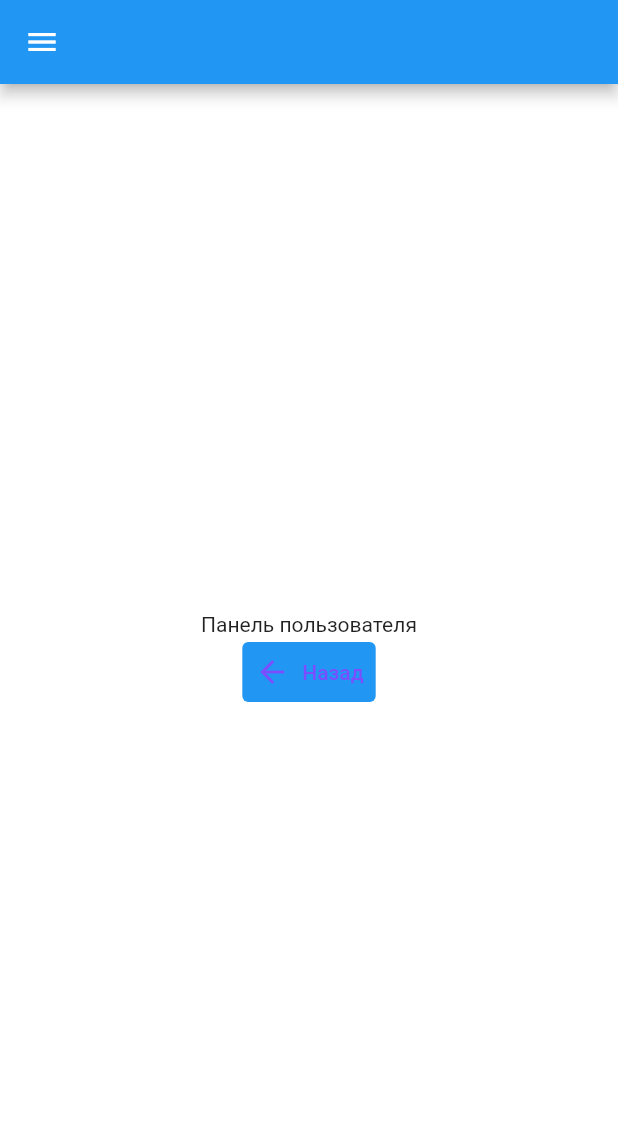
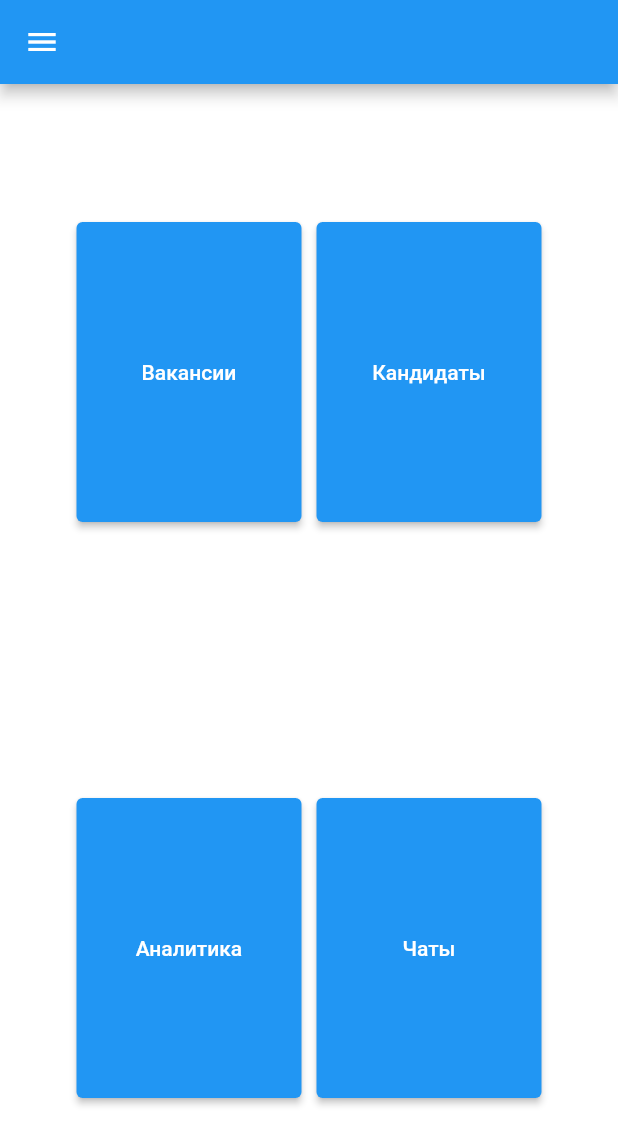
Before and after one commit to SofiFairyTell/flutter_RecruterApp, a Flutter app: the ProfileWidget screen opened directly, on a phone screen of 412 x 824 dp. Shown: the top 1145 px of the screen. Run offline on Flutter 3.47's test engine with Material 2 defaults, Android fonts, the phone set to English and light mode, and no system bars.

Commit message:
Add files

```diff
--- a/untitled/lib/screens/ProfileWidget.dart
+++ b/untitled/lib/screens/ProfileWidget.dart
@@ -1,5 +1,6 @@
 import 'package:flutter/material.dart';
 import 'DrawerWidget.dart';
+import 'Widgets/CustomButton.dart';
 
 class ProfileWidget extends StatelessWidget {
   ProfileWidget({Key key}) : super(key: key);
@@ -25,24 +26,53 @@ class ProfileWidget extends StatelessWidget {
         ),
       ),
       backgroundColor: Colors.white,
-      body: SafeArea(
+      body:  SafeArea(
           child: Center(
-              child: Column(
-                  mainAxisAlignment: MainAxisAlignment.center,
-                  children: [
-            const Text('Панель пользователя'),
-            TextButton.icon(
-              style: ButtonStyle(
-                  backgroundColor: MaterialStateProperty.all(Colors.blue),
-                  foregroundColor:
-                      MaterialStateProperty.all(Colors.deepPurpleAccent)),
-              onPressed: () {
-                Navigator.pop(context);
-              },
-              icon: const Icon(Icons.arrow_back),
-              label: const Text('Назад'),
+            child: Column(
+              mainAxisAlignment: MainAxisAlignment.center,
+              children: [
+                Expanded(
+                  child: Row(
+                    mainAxisAlignment: MainAxisAlignment.center,
+                    children: [
+                      CustomButton(
+                        firstText: 'Вакансии',
+                        secondText:'',
+                        onPressed: () => print('Pressed Вакансии'),
+                      ),
+                      const SizedBox(width: 10),
+                      CustomButton(
+                        firstText: 'Кандидаты',
+                        secondText:'',
+                        onPressed: () => print('Pressed Кандидаты'),
+                      ),
+                    ],
+                  ),
+                ),
+
+                Expanded(
+                  child: Row(
+                    mainAxisAlignment: MainAxisAlignment.center,
+                    children: [
+                      CustomButton(
+                        firstText: 'Аналитика',
+                        secondText:'',
+                        onPressed: () => print('Pressed Аналитика'),
+                      ),
+                      const SizedBox(width: 10),
+                      CustomButton(
+                        firstText: 'Чаты',
+                        secondText:'',
+                        onPressed: () => print('Pressed Чаты'),
+                      ),
+                    ],
+                  ),
+                ),
+
+              ],
             ),
-          ]))),
+          ),
+      ),
       drawer: DrawerWidget(),
     );
   }
--- /dev/null
+++ b/untitled/lib/screens/Widgets/CustomButton.dart
@@ -0,0 +1,38 @@
+import 'package:flutter/material.dart';
+
+class CustomButton extends StatelessWidget {
+  final String firstText;
+  final String secondText;
+  final VoidCallback onPressed;
+
+  const CustomButton({
+    Key key,
+    @required this.firstText,
+    @required this.secondText,
+    @required this.onPressed,
+  }) : super(key: key);
+
+  @override
+  Widget build(BuildContext context) {
+    return SizedBox(
+      width: 150,
+      height: 200,
+      child: ElevatedButton(
+        onPressed: onPressed,
+        child: Column(
+          mainAxisAlignment: MainAxisAlignment.center,
+          children: [
+            Text(
+              firstText,
+              style: TextStyle(fontSize: 14),
+            ),
+            // Text(
+            //   secondText,
+            //   style: TextStyle(fontSize: 14),
+            // ),
+          ],
+        ),
+      ),
+    );
+  }
+}
```
